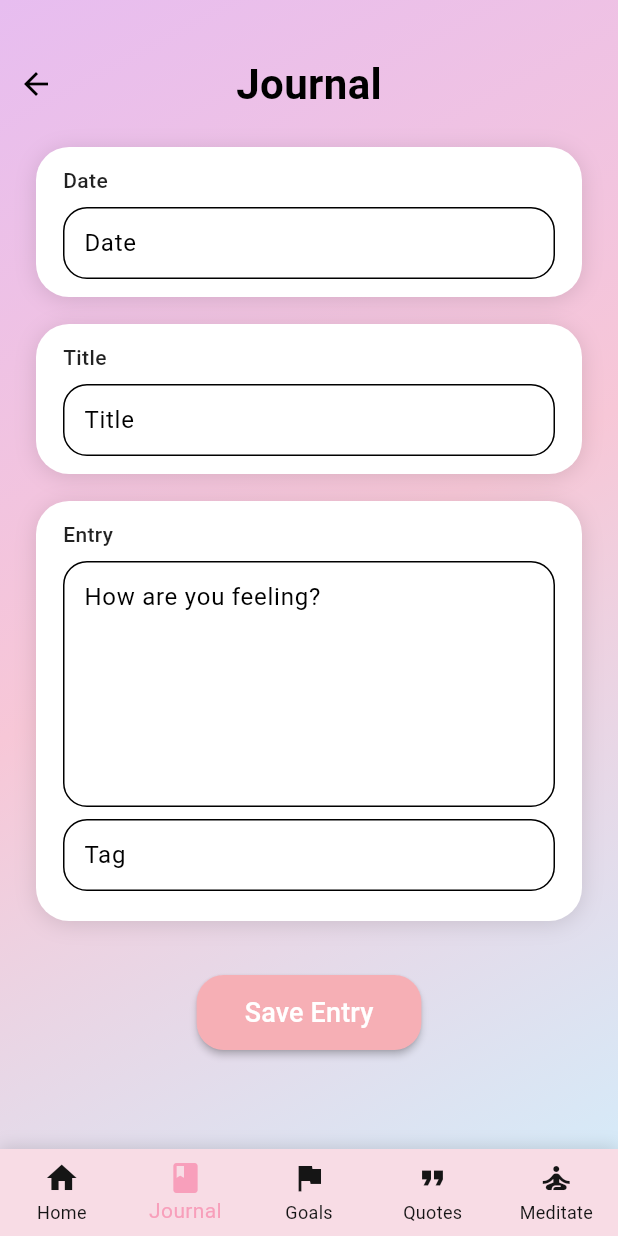
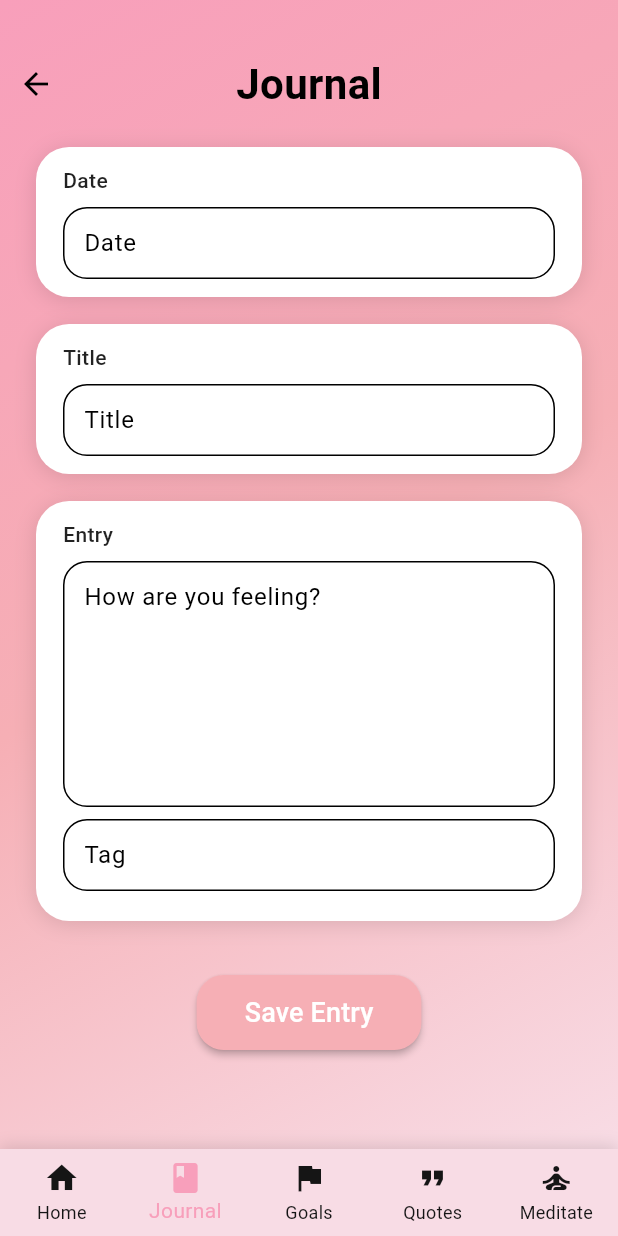
Before and after one commit to FloodRush/Capstone, a Flutter app: the JournalPage screen opened directly, on a phone screen of 412 x 824 dp. Run offline on Flutter 3.47's test engine with Material 3 defaults, Android fonts, the phone set to English and light mode, and no system bars; our stand-ins replace audioplayers, awesome_notifications, cached_network_image, cloud_firestore, firebase_auth, firebase_core and 11 more; accounts and stored records are empty; Roboto replaces fonts that are missing (Poppins).

Commit message:
Update journal and mood tracker pages

```diff
--- a/lib/pages/journal_page.dart
+++ b/lib/pages/journal_page.dart
@@ -112,19 +112,10 @@ class _UIState extends State<JournalPage> {
 
     return Scaffold(
       body: Container(
+        // Use the centralized app gradient which returns a purple gradient in dark mode
+        // and the pink gradient in light mode so the Journal page matches other pages.
         decoration: BoxDecoration(
-          gradient: isDark
-              ? null
-              : const LinearGradient(
-                  colors: [
-                    Color(0xFFE7BDF0),
-                    Color(0xFFF7C7D7),
-                    Color(0xFFD6EAF8),
-                  ],
-                  begin: Alignment.topLeft,
-                  end: Alignment.bottomRight,
-                ),
-          color: isDark ? const Color(0xFF121212) : null,
+          gradient: appGradientBackground(isDark: isDark),
         ),
         child: SafeArea(
           child: Column(
@@ -318,7 +309,8 @@ class _UIState extends State<JournalPage> {
       ),
       bottomNavigationBar: Container(
         decoration: BoxDecoration(
-          color: isDark ? Colors.grey[900] : AppColors.lightPink,
+          // Use the mediumPurple in dark mode to match other pages
+          color: isDark ? AppColors.mediumPurple : AppColors.lightPink,
           boxShadow: const [
             BoxShadow(
               color: Colors.black12,
```
Also changed, not shown: lib/pages/mood_tracker_page.dart (+17 -2 lines).
